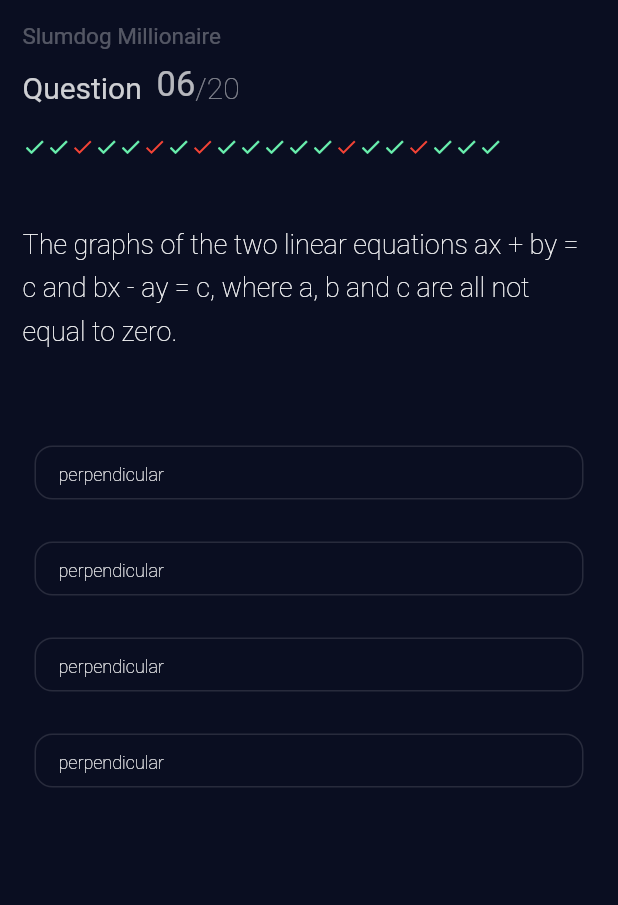
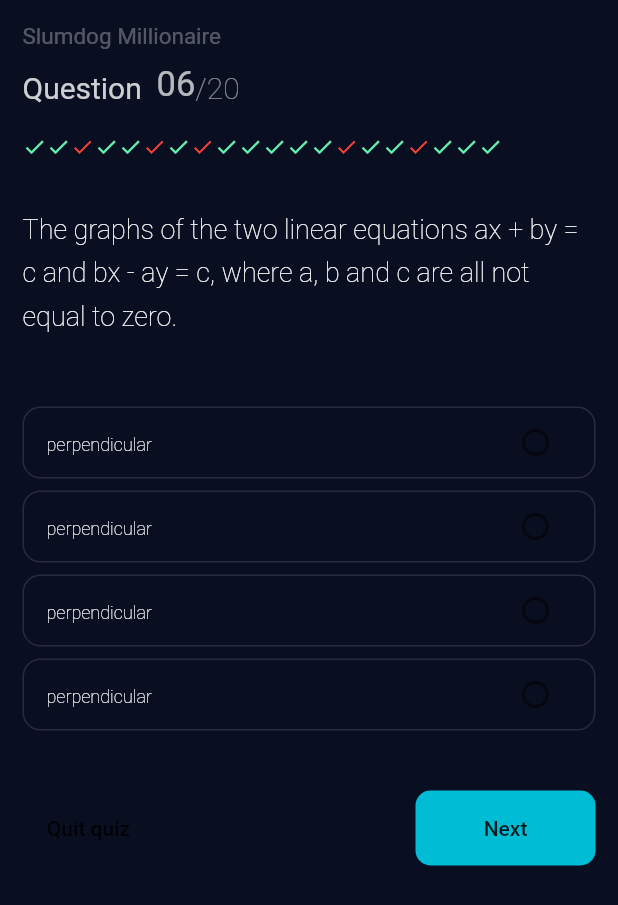
Before and after one commit to CynthiaPeter/Bliionaire-quiz-app, a Flutter app: the screen it shows after launch, on a phone screen of 412 x 824 dp. Shown: the top 905 px of the screen. Run offline on Flutter 3.47's test engine with Material 2 defaults, Android fonts, the phone set to English and light mode, and no system bars.

Commit message:
UI done, need some modifications thou

```diff
--- /dev/null
+++ b/lib/answerbuttons.dart
@@ -0,0 +1,36 @@
+import 'package:flutter/material.dart';
+
+class AnswerButtons extends StatelessWidget {
+  final bool enabled;
+
+  const AnswerButtons({Key key, this.enabled = false}) : super(key: key);
+  //final text;
+
+  @override
+  Widget build(BuildContext context) {
+    return Padding(padding: EdgeInsets.only(top: 8.0),
+    child: OutlineButton(onPressed: (){},
+    shape: RoundedRectangleBorder(borderRadius: BorderRadius.circular(12.0),),
+     borderSide: BorderSide(color: Colors.white12),
+    child: Row(
+            children: [
+              Text('perpendicular',
+                style: TextStyle(
+      fontWeight: FontWeight.w100,
+      fontSize: 12,
+      height: 1.6,
+      color: Colors.white),
+              ),
+              Spacer(),
+              Radio(
+                onChanged: (bool value){},
+                groupValue: null,
+                value: enabled ? null : enabled,
+              )
+              ],
+
+    ),
+    ),
+     );
+  }
+}
--- a/lib/quiz_page.dart
+++ b/lib/quiz_page.dart
@@ -1,4 +1,5 @@
 import 'package:flutter/material.dart';
+import './answerbuttons.dart';
 
 class QuizPage extends StatefulWidget {
   @override
@@ -161,7 +162,7 @@ class _QuizPageState extends State<QuizPage> {
                     ],
                   ),
                   SizedBox(
-                    height: 40,
+                    height: 30,
                   ),
                   Row(
                     children: <Widget>[
@@ -179,12 +180,36 @@ class _QuizPageState extends State<QuizPage> {
                       ),
                     ],
                   ),
-                  SizedBox(height: 50,),
-
+                  SizedBox(
+                    height: 40,
+                  ),
                   AnswerButtons(),
                   AnswerButtons(),
                   AnswerButtons(),
-                  AnswerButtons(), ],
+                  AnswerButtons(),
+                  SizedBox(height: 40),
+                  Row(
+                    children: <Widget>[
+                      FlatButton(
+                        onPressed: () {},
+                        child: Text('Quit quiz'),
+                      ),
+                      Spacer(),
+                      Container(
+                        height: 50,
+                        width: 120,
+                        child: FlatButton(
+                          color: Colors.cyan,
+                          shape: RoundedRectangleBorder(
+                            borderRadius: BorderRadius.circular(10),
+                          ),
+                          onPressed: () {},
+                          child: Text('Next'),
+                        ),
+                      )
+                    ],
+                  )
+                ],
               ),
             )
           ],
@@ -193,32 +218,3 @@ class _QuizPageState extends State<QuizPage> {
     );
   }
 }
-
-class AnswerButtons extends StatelessWidget {
-  const AnswerButtons({
-    Key key,
-  }) : super(key: key);
-
-  @override
-  Widget build(BuildContext context) {
-    return Padding(padding: EdgeInsets.all(8.0),
-    child: OutlineButton(onPressed: (){},
-    shape: RoundedRectangleBorder(borderRadius: BorderRadius.circular(12)),
-     borderSide: BorderSide(color: Colors.white12),
-    child: Row(
-            children: [
-              Text('perpendicular',
-                style: TextStyle(
-      fontWeight: FontWeight.w100,
-      fontSize: 12,
-      height: 1.6,
-      color: Colors.white),
-              ),
-
-              ],
-
-    ),
-    ),
-     );
-  }
-}
```
